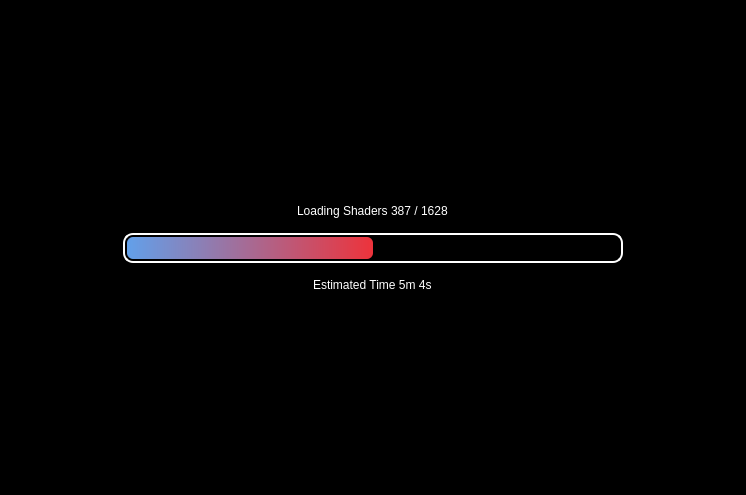
Valdrrak/suyu-v0.0.4, file src/suyu/loading_screen.ui: the form before one commit.
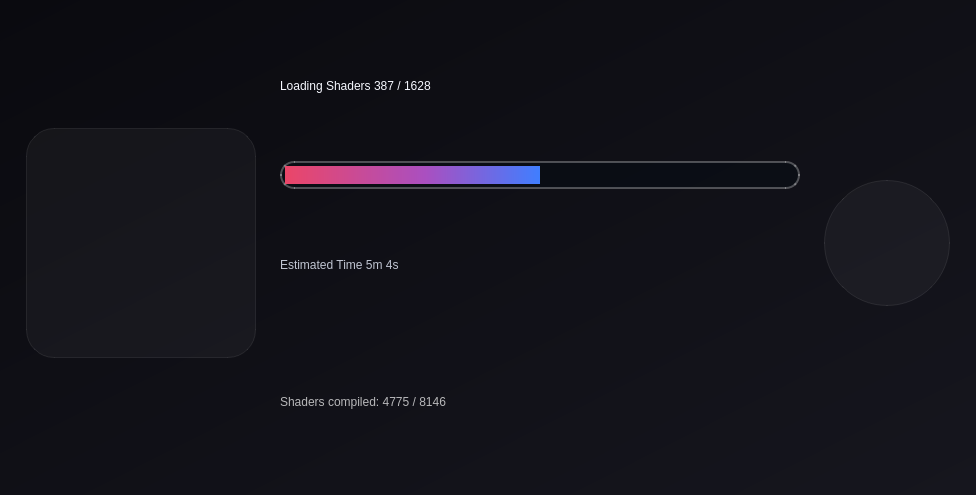
The form after the commit.

Diff of the .ui file:
```diff
--- a/src/suyu/loading_screen.ui
+++ b/src/suyu/loading_screen.ui
@@ -11,7 +11,7 @@
    </rect>
   </property>
   <property name="styleSheet">
-   <string notr="true">background-color: rgb(0, 0, 0);</string>
+   <string notr="true">background-color: qlineargradient(spread:pad, x1:0, y1:0, x2:1, y2:1, stop:0 rgb(10, 10, 15), stop:1 rgb(22, 22, 30));</string>
   </property>
   <layout class="QVBoxLayout">
    <property name="spacing">
@@ -47,48 +47,92 @@
       <property name="bottomMargin">
        <number>0</number>
       </property>
-      <item alignment="Qt::AlignLeft|Qt::AlignTop">
-       <widget class="QLabel" name="logo">
+      <item>
+    <layout class="QHBoxLayout" name="contentLayout" stretch="0,1,0">
+        <property name="spacing">
+         <number>24</number>
+        </property>
+        <property name="leftMargin">
+         <number>26</number>
+        </property>
+        <property name="topMargin">
+         <number>24</number>
+        </property>
+        <property name="rightMargin">
+         <number>26</number>
+        </property>
+        <property name="bottomMargin">
+         <number>32</number>
+        </property>
+        <item alignment="Qt::AlignLeft|Qt::AlignVCenter">
+         <widget class="QLabel" name="banner">
         <property name="enabled">
-         <bool>false</bool>
+           <bool>true</bool>
         </property>
         <property name="text">
          <string/>
         </property>
         <property name="alignment">
-         <set>Qt::AlignLeading|Qt::AlignLeft|Qt::AlignTop</set>
-        </property>
-        <property name="margin">
-         <number>30</number>
+           <set>Qt::AlignCenter</set>
+          </property>
+          <property name="minimumSize">
+           <size>
+            <width>230</width>
+            <height>230</height>
+           </size>
+          </property>
+          <property name="maximumSize">
+           <size>
+            <width>230</width>
+            <height>230</height>
+           </size>
+          </property>
+          <property name="styleSheet">
+           <string notr="true">background-color: rgba(255, 255, 255, 10);
+border: 1px solid rgba(255, 255, 255, 20);
+border-radius: 28px;
+</string>
+          </property>
+          <property name="scaledContents">
+           <bool>true</bool>
         </property>
        </widget>
       </item>
       <item>
-       <layout class="QVBoxLayout" name="verticalLayout" stretch="1,0,1">
+         <layout class="QVBoxLayout" name="progressLayout">
         <property name="spacing">
-         <number>15</number>
-        </property>
-        <property name="sizeConstraint">
-         <enum>QLayout::SetNoConstraint</enum>
-        </property>
-        <item alignment="Qt::AlignHCenter|Qt::AlignBottom">
+           <number>14</number>
+          </property>
+          <property name="leftMargin">
+           <number>0</number>
+          </property>
+          <property name="topMargin">
+           <number>0</number>
+          </property>
+          <property name="rightMargin">
+           <number>0</number>
+          </property>
+          <property name="bottomMargin">
+           <number>0</number>
+          </property>
+          <item>
          <widget class="QLabel" name="stage">
           <property name="sizePolicy">
-           <sizepolicy hsizetype="Minimum" vsizetype="Minimum">
+             <sizepolicy hsizetype="Preferred" vsizetype="Minimum">
             <horstretch>0</horstretch>
             <verstretch>0</verstretch>
            </sizepolicy>
           </property>
           <property name="styleSheet">
-           <string notr="true">background-color: black; color: white;
-font: 500 20pt &quot;Ubuntu&quot;;</string>
+             <string notr="true">background-color: transparent; color: rgb(246, 248, 255);
+font: 700 26pt &quot;Ubuntu&quot;;</string>
           </property>
           <property name="text">
            <string>Loading Shaders 387 / 1628</string>
           </property>
          </widget>
         </item>
-        <item alignment="Qt::AlignHCenter|Qt::AlignTop">
+          <item>
          <widget class="QProgressBar" name="progress_bar">
           <property name="sizePolicy">
            <sizepolicy hsizetype="Expanding" vsizetype="Preferred">
@@ -98,27 +142,28 @@
           </property>
           <property name="minimumSize">
            <size>
-            <width>500</width>
-            <height>30</height>
+              <width>520</width>
+              <height>28</height>
            </size>
           </property>
           <property name="maximumSize">
            <size>
             <width>16777215</width>
-            <height>30</height>
+              <height>28</height>
            </size>
           </property>
           <property name="styleSheet">
            <string notr="true">QProgressBar {
-background-color: black;
-border: 2px solid white;
-border-radius: 10px;
-padding: 2px;
+background-color: rgba(8, 12, 20, 170);
+border: 2px solid rgba(255, 255, 255, 70);
+border-radius: 14px;
+padding: 3px;
 }
 QProgressBar::chunk {
-background-color: qlineargradient(spread:pad, x1:0, y1:0, x2:1, y2:0, stop:0 rgba(98, 160, 234, 255), stop:1 rgba(237, 51, 59, 255));
-border-radius: 6px;
-}</string>
+background-color: qlineargradient(spread:pad, x1:0, y1:0, x2:1, y2:0, stop:0 rgba(235, 70, 104, 255), stop:0.55 rgba(170, 79, 192, 255), stop:1 rgba(64, 126, 255, 255));
+border-radius: 10px;
+}
+</string>
           </property>
           <property name="value">
            <number>50</number>
@@ -131,29 +176,40 @@
           </property>
          </widget>
         </item>
-        <item alignment="Qt::AlignHCenter|Qt::AlignTop">
+          <item>
          <widget class="QLabel" name="value">
           <property name="toolTip">
            <string notr="true"/>
           </property>
           <property name="styleSheet">
-           <string notr="true">background-color: black; color: white;
-font: 500 15pt &quot;Ubuntu&quot;;</string>
+             <string notr="true">background-color: transparent; color: rgba(220, 226, 240, 220);
+font: 500 12pt &quot;Ubuntu&quot;;</string>
           </property>
           <property name="text">
            <string>Estimated Time 5m 4s</string>
           </property>
          </widget>
         </item>
-       </layout>
-      </item>
-      <item alignment="Qt::AlignRight|Qt::AlignBottom">
-       <widget class="QLabel" name="banner">
+          <item>
+           <widget class="QLabel" name="log">
+            <property name="toolTip">
+             <string notr="true"/>
+            </property>
+            <property name="styleSheet">
+             <string notr="true">background-color: transparent; color: rgba(255, 255, 255, 0.70);
+font: 500 11pt &quot;Ubuntu&quot;;</string>
+            </property>
+            <property name="text">
+             <string>Shaders compiled: 4775 / 8146</string>
+            </property>
+           </widget>
+          </item>
+         </layout>
+        </item>
+        <item alignment="Qt::AlignRight|Qt::AlignVCenter">
+         <widget class="QLabel" name="logo">
         <property name="enabled">
-         <bool>false</bool>
-        </property>
-        <property name="styleSheet">
-         <string notr="true">background-color: black;</string>
+           <bool>true</bool>
         </property>
         <property name="text">
          <string/>
@@ -161,10 +217,30 @@
         <property name="alignment">
          <set>Qt::AlignCenter</set>
         </property>
-        <property name="margin">
-         <number>30</number>
-        </property>
-       </widget>
+          <property name="minimumSize">
+           <size>
+            <width>126</width>
+            <height>126</height>
+           </size>
+          </property>
+          <property name="maximumSize">
+           <size>
+            <width>126</width>
+            <height>126</height>
+           </size>
+          </property>
+          <property name="styleSheet">
+           <string notr="true">background-color: rgba(255, 255, 255, 10);
+border: 1px solid rgba(255, 255, 255, 20);
+border-radius: 63px;
+</string>
+          </property>
+          <property name="scaledContents">
+           <bool>true</bool>
+          </property>
+         </widget>
+        </item>
+       </layout>
       </item>
      </layout>
     </widget>
```
Lines whose indentation alone changed are shown as unchanged.
